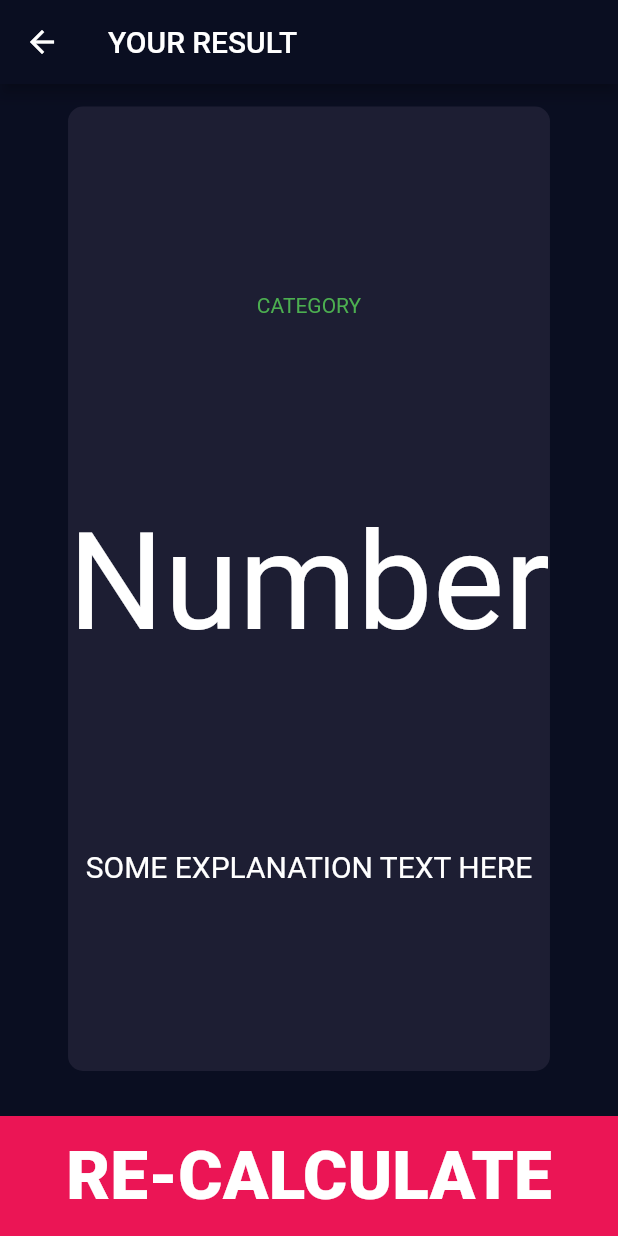
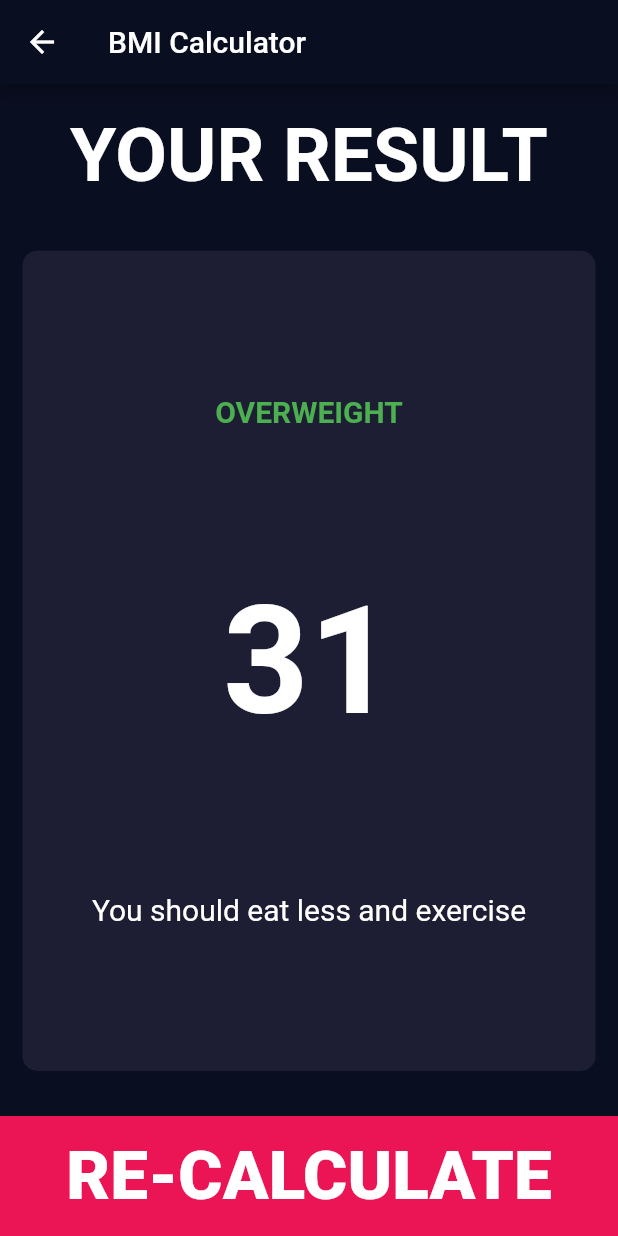
Before and after one commit to matatoMatata94/bmi_calculator, a Flutter app: the screen it shows after launch, after a tap on "Calculate", on a phone screen of 412 x 824 dp. Run offline on Flutter 3.47's test engine with Material 2 defaults, Android fonts, the phone set to English and light mode, and no system bars; our stand-ins replace font_awesome_flutter.

Commit message:
Finished App

```diff
--- a/lib/calculate_button.dart
+++ b/lib/components/calculate_button.dart
@@ -1,12 +1,12 @@
 import 'package:flutter/material.dart';
 
-import 'constants.dart';
+import '../constants.dart';
 
 class CalculateButton extends StatelessWidget {
-  final String? text;
+  final String? buttonTitle;
   final Function()? onTap;
 
-  const CalculateButton({required this.text, required this.onTap});
+  const CalculateButton({required this.buttonTitle, required this.onTap});
 
   @override
   Widget build(BuildContext context) {
@@ -19,7 +19,7 @@ class CalculateButton extends StatelessWidget {
         margin: const EdgeInsets.only(top: 15),
         child: Center(
           child: Text(
-            text!,
+            buttonTitle!,
             style: kCalculateButtonStyle,
           ),
         ),
--- a/lib/icon_content.dart
+++ b/lib/components/icon_content.dart
@@ -1,6 +1,6 @@
 import 'package:flutter/cupertino.dart';
 
-import 'constants.dart';
+import '../constants.dart';
 
 class IconContent extends StatelessWidget {
   const IconContent({required this.icon, required this.text});
--- a/lib/constants.dart
+++ b/lib/constants.dart
@@ -3,19 +3,39 @@ import 'package:flutter/material.dart';
 const Color kActiveCardColor = Color(0xFF1D1E33);
 const Color kInactiveCardColor = Color(0xFF111328);
 const Color kBottomButtonColor = Color(0xFFEB1555);
-const double kBottomButtonHeight = 80;
+const double kBottomButtonHeight = 80.0;
 
 const kIconCardStyle = TextStyle(
-  fontSize: 18,
+  fontSize: 18.0,
   color: Color(0xFF8D8E98),
 );
 
 const kNumberStyle = TextStyle(
-  fontSize: 50,
+  fontSize: 50.0,
   fontWeight: FontWeight.w900,
 );
 
 const kCalculateButtonStyle = TextStyle(
-  fontSize: 45,
+  fontSize: 45.0,
   fontWeight: FontWeight.w900,
 );
+
+const kTitleTextStyle = TextStyle(
+  fontSize: 50.0,
+  fontWeight: FontWeight.bold,
+);
+
+const kResultTextStyle = TextStyle(
+  color: Colors.green,
+  fontSize: 20.0,
+  fontWeight: FontWeight.bold,
+);
+
+const kBMITextStyle = TextStyle(
+  fontSize: 100.0,
+  fontWeight: FontWeight.bold,
+);
+
+const kExplanationTextStyle = TextStyle(
+  fontSize: 20.0,
+);
--- a/lib/main.dart
+++ b/lib/main.dart
@@ -1,6 +1,6 @@
 import 'package:flutter/material.dart';
 
-import 'input_page.dart';
+import 'screens/input_page.dart';
 
 void main() => runApp(BMICalculator());
 
--- a/lib/result_page.dart
+++ /dev/null
@@ -1,52 +0,0 @@
-import 'package:bmi_calculator/background_card.dart';
-import 'package:bmi_calculator/calculate_button.dart';
-import 'package:flutter/material.dart';
-
-import 'constants.dart';
-
-class ResultPage extends StatelessWidget {
-  const ResultPage({Key? key}) : super(key: key);
-
-  @override
-  Widget build(BuildContext context) {
-    return Scaffold(
-      appBar: AppBar(
-        title: const Text('YOUR RESULT'),
-      ),
-      body: Column(
-        children: [
-          Expanded(
-            child: BackgroundCard(
-              color: kActiveCardColor,
-              cardChild: Expanded(
-                child: Column(
-                  mainAxisAlignment: MainAxisAlignment.spaceEvenly,
-                  children: const [
-                    Text(
-                      'CATEGORY',
-                      style: TextStyle(color: Colors.green),
-                    ),
-                    Text(
-                      'Number',
-                      style: TextStyle(fontSize: 90.0),
-                    ),
-                    Text(
-                      'SOME EXPLANATION TEXT HERE',
-                      style: TextStyle(fontSize: 20.0),
-                    ),
-                  ],
-                ),
-              ),
-            ),
-          ),
-          CalculateButton(
-            text: 'RE-CALCULATE',
-            onTap: () {
-              Navigator.pop(context);
-            },
-          ),
-        ],
-      ),
-    );
-  }
-}
--- a/lib/input_page.dart
+++ b/lib/screens/input_page.dart
@@ -1,12 +1,14 @@
-import 'package:bmi_calculator/result_page.dart';
+import 'dart:math';
+
+import 'package:bmi_calculator/components/round_icon_button.dart';
 import 'package:flutter/material.dart';
 import 'package:font_awesome_flutter/font_awesome_flutter.dart';
 
-import 'background_card.dart';
-import 'calculate_button.dart';
-import 'constants.dart';
-import 'icon_content.dart';
-import 'round_icon_button.dart';
+import '../components/background_card.dart';
+import '../components/calculate_button.dart';
+import '../components/icon_content.dart';
+import '../constants.dart';
+import 'result_page.dart';
 
 enum Gender { male, female }
 
@@ -196,11 +198,14 @@ class _InputPageState extends State<InputPage> {
               ),
             ),
             CalculateButton(
-              text: 'Calculate',
+              buttonTitle: 'Calculate',
               onTap: () {
                 Navigator.push(
                   context,
-                  MaterialPageRoute(builder: (context) => const ResultPage()),
+                  MaterialPageRoute(
+                      builder: (context) => ResultPage(
+                            bmi: (weight / pow(height / 100, 2)).round(),
+                          )),
                 );
               },
             ),
--- /dev/null
+++ b/lib/screens/result_page.dart
@@ -0,0 +1,76 @@
+import 'package:bmi_calculator/components/background_card.dart';
+import 'package:bmi_calculator/components/calculate_button.dart';
+import 'package:bmi_calculator/constants.dart';
+import 'package:flutter/material.dart';
+
+class ResultPage extends StatelessWidget {
+  ResultPage({required this.bmi});
+
+  final int bmi;
+
+  final Map<String, String> weightCategories = {
+    'UNDERWEIGHT': 'You should eat more and exercise',
+    'NORMAL': 'You should keep doing whatever you are doing',
+    'OVERWEIGHT': 'You should eat less and exercise',
+  };
+
+  String checkBMI(int bmi) {
+    if (bmi < 18) {
+      return 'UNDERWEIGHT';
+    } else if (bmi > 25) {
+      return 'OVERWEIGHT';
+    } else {
+      return 'NORMAL';
+    }
+  }
+
+  @override
+  Widget build(BuildContext context) {
+    return Scaffold(
+      appBar: AppBar(
+        title: const Text('BMI Calculator'),
+      ),
+      body: SafeArea(
+        child: Column(
+          crossAxisAlignment: CrossAxisAlignment.stretch,
+          children: [
+            const Expanded(
+              child: Center(
+                child: Text(
+                  'YOUR RESULT',
+                  style: kTitleTextStyle,
+                ),
+              ),
+            ),
+            Expanded(
+              flex: 6,
+              child: BackgroundCard(
+                color: kActiveCardColor,
+                cardChild: Column(
+                  mainAxisAlignment: MainAxisAlignment.spaceEvenly,
+                  children: [
+                    Text(
+                      checkBMI(bmi),
+                      style: kResultTextStyle,
+                    ),
+                    Text(bmi.toString(), style: kBMITextStyle),
+                    Text(
+                      weightCategories[checkBMI(bmi)]!,
+                      style: kExplanationTextStyle,
+                    ),
+                  ],
+                ),
+              ),
+            ),
+            CalculateButton(
+              buttonTitle: 'RE-CALCULATE',
+              onTap: () {
+                Navigator.pop(context);
+              },
+            ),
+          ],
+        ),
+      ),
+    );
+  }
+}
```
Also changed, not shown: lib/components/background_card.dart (renamed from lib/background_card.dart), lib/components/round_icon_button.dart (renamed from lib/round_icon_button.dart).
